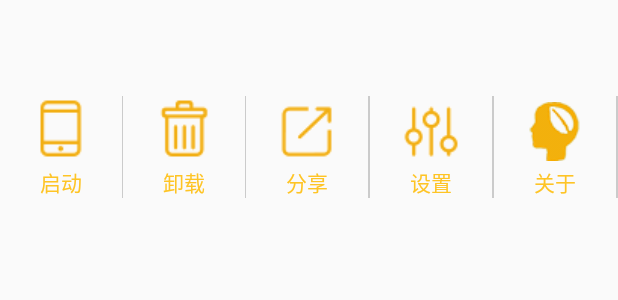
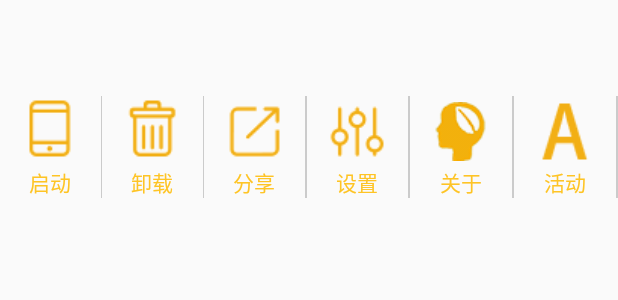
Before and after one commit to zhuge06666/MobileGuard, an Android app: the layout item_appmanager_list.xml on its own in the app's theme, with its tools: preview values and no code run, on a phone screen of 412 x 824 dp. Shown: the top 300 px of the screen. Run offline under Robolectric (Android 15) with nearby library versions, the light colour scheme and no system bars.

Commit message:
软件管家修改显示Activity

```diff
--- a/app/src/main/java/cn/edu/gdmec/android/mobileguard/m4appmanager/adapter/AppManagerAdapter.java
+++ b/app/src/main/java/cn/edu/gdmec/android/mobileguard/m4appmanager/adapter/AppManagerAdapter.java
@@ -65,6 +65,7 @@ public class AppManagerAdapter extends BaseAdapter{
             viewHolder.mUninstallTV=(TextView)view.findViewById(R.id.tv_uninstall_app);
             viewHolder.mAppOptionLL=(LinearLayout)view.findViewById(R.id.ll_option_app);
             viewHolder.mAboutAppTV=(TextView)view.findViewById(R.id.tv_about_app);
+            viewHolder.mActivityAppTV=(TextView)view.findViewById(R.id.tv_activity_app);
             view.setTag(viewHolder);
         }
         if (appInfo!=null){
@@ -84,6 +85,7 @@ public class AppManagerAdapter extends BaseAdapter{
         viewHolder.mShareAppTV.setOnClickListener(listener);
         viewHolder.mUninstallTV.setOnClickListener(listener);
         viewHolder.mAboutAppTV.setOnClickListener(listener);
+        viewHolder.mActivityAppTV.setOnClickListener(listener);
         return view;
     }
 
@@ -131,6 +133,7 @@ public class AppManagerAdapter extends BaseAdapter{
         TextView mAppSizeTV;
         TextView mAppNameTV;
         TextView mAboutAppTV;
+        TextView mActivityAppTV;
         LinearLayout mAppOptionLL;
     }
     class MyClickListener implements View.OnClickListener{
@@ -163,6 +166,9 @@ public class AppManagerAdapter extends BaseAdapter{
                 case R.id.tv_about_app:
                      EngineUtils.aboutApplication(context,appInfo);
                     break;
+                case R.id.tv_activity_app:
+                    EngineUtils.actApplication(context,appInfo);
+                    break;
             }
         }
     }
--- a/app/src/main/res/layout/item_appmanager_list.xml
+++ b/app/src/main/res/layout/item_appmanager_list.xml
@@ -83,5 +83,14 @@
             android:layout_width="1dp"
             android:layout_height="match_parent"
             android:background="@color/black30"/>-->
+        <TextView
+            android:id="@+id/tv_activity_app"
+            style="@style/tvyellow14sp"
+            android:text="活动"
+            android:drawableTop="@drawable/activityicon_yellow_n"/>
+        <View
+            android:layout_width="1dp"
+            android:layout_height="match_parent"
+            android:background="@color/black30"/>
     </LinearLayout>
 </LinearLayout>
```
Also changed, not shown: app/src/main/java/cn/edu/gdmec/android/mobileguard/m4appmanager/utils/EngineUtils.java (+24 -1 lines), app/src/main/res/drawable/activityicon_yellow_n.png (added).
